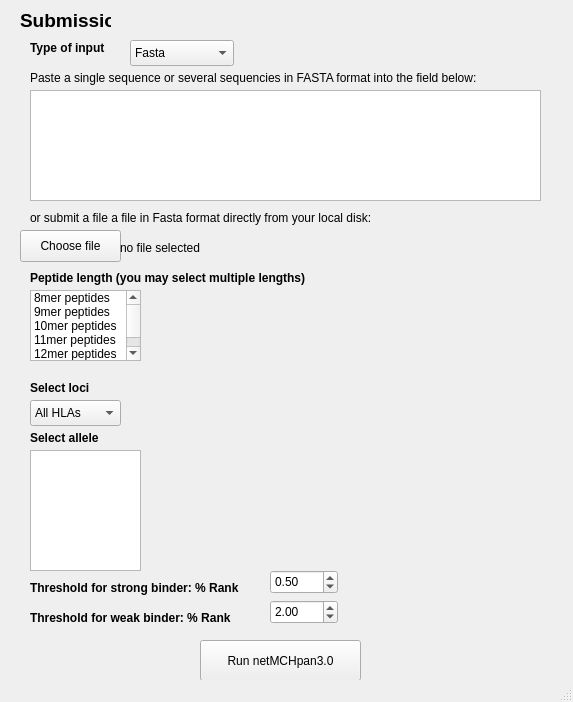
Qt form mainwindow.ui (thmourikis/pyBind) before a commit.
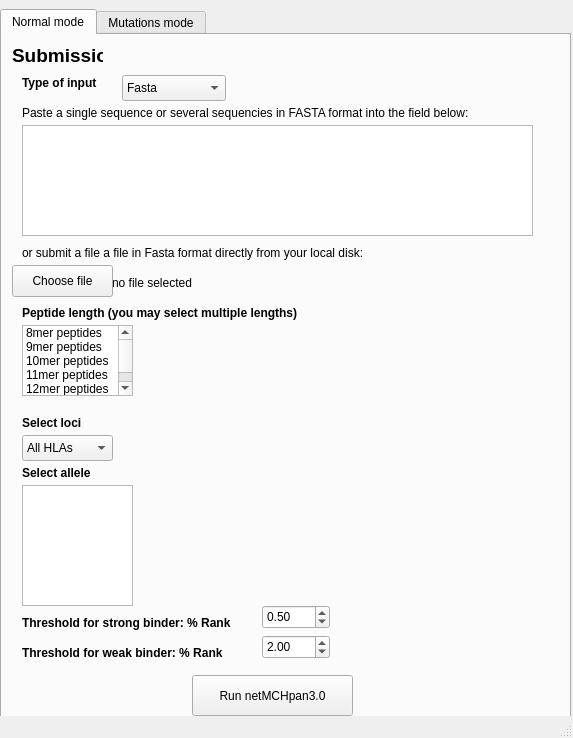
The same form after that commit.

```diff
--- a/mainwindow.ui
+++ b/mainwindow.ui
@@ -7,7 +7,7 @@
     <x>0</x>
     <y>0</y>
     <width>573</width>
-    <height>702</height>
+    <height>738</height>
    </rect>
   </property>
   <property name="acceptDrops">
@@ -17,159 +17,49 @@
    <string>pyBind</string>
   </property>
   <widget class="QWidget" name="centralWidget">
-   <widget class="QLabel" name="label">
+   <widget class="QTabWidget" name="tabWidget">
     <property name="geometry">
      <rect>
-      <x>20</x>
-      <y>10</y>
-      <width>91</width>
-      <height>20</height>
+      <x>0</x>
+      <y>9</y>
+      <width>571</width>
+      <height>711</height>
      </rect>
     </property>
-    <property name="font">
-     <font>
-      <family>Arial</family>
-      <pointsize>14</pointsize>
-      <weight>75</weight>
-      <bold>true</bold>
-     </font>
+    <property name="currentIndex">
+     <number>0</number>
     </property>
-    <property name="text">
-     <string>Submission</string>
-    </property>
-   </widget>
-   <widget class="QLabel" name="label_2">
-    <property name="geometry">
-     <rect>
-      <x>30</x>
-      <y>40</y>
-      <width>101</width>
-      <height>16</height>
-     </rect>
-    </property>
-    <property name="font">
-     <font>
-      <family>Arial</family>
-      <weight>75</weight>
-      <bold>true</bold>
-     </font>
-    </property>
-    <property name="text">
-     <string>Type of input</string>
-    </property>
-   </widget>
-   <widget class="QComboBox" name="inputType">
-    <property name="geometry">
-     <rect>
-      <x>130</x>
-      <y>40</y>
-      <width>104</width>
-      <height>26</height>
-     </rect>
-    </property>
-    <item>
-     <property name="text">
-      <string>Fasta</string>
-     </property>
-    </item>
-    <item>
-     <property name="text">
-      <string>Peptide</string>
-     </property>
-    </item>
-   </widget>
-   <widget class="QLabel" name="label_3">
-    <property name="geometry">
-     <rect>
-      <x>30</x>
-      <y>70</y>
-      <width>541</width>
-      <height>16</height>
-     </rect>
-    </property>
-    <property name="text">
-     <string>Paste a single sequence or several sequencies in FASTA format into the field below:</string>
-    </property>
-   </widget>
+    <widget class="QWidget" name="tab_1">
+     <attribute name="title">
+      <string>Normal mode</string>
+     </attribute>
    <widget class="QPlainTextEdit" name="inputText">
     <property name="geometry">
      <rect>
-      <x>30</x>
+        <x>20</x>
       <y>90</y>
       <width>511</width>
       <height>111</height>
      </rect>
     </property>
    </widget>
-   <widget class="QLabel" name="label_4">
-    <property name="geometry">
-     <rect>
-      <x>30</x>
-      <y>210</y>
-      <width>401</width>
-      <height>16</height>
-     </rect>
-    </property>
-    <property name="text">
-     <string>or submit a file a file in Fasta format directly from your local disk:</string>
-    </property>
-   </widget>
-   <widget class="QPushButton" name="inputFile">
+     <widget class="QListWidget" name="inputHLAallele">
     <property name="geometry">
      <rect>
       <x>20</x>
-      <y>230</y>
-      <width>101</width>
-      <height>32</height>
-     </rect>
-    </property>
-    <property name="text">
-     <string>Choose file</string>
-    </property>
-    <property name="autoDefault">
-     <bool>true</bool>
-    </property>
-    <property name="default">
-     <bool>false</bool>
-    </property>
-   </widget>
-   <widget class="QLabel" name="label_5">
-    <property name="geometry">
-     <rect>
-      <x>120</x>
-      <y>240</y>
-      <width>93</width>
-      <height>16</height>
-     </rect>
-    </property>
-    <property name="text">
-     <string>no file selected</string>
-    </property>
-   </widget>
-   <widget class="QLabel" name="label_6">
-    <property name="geometry">
-     <rect>
-      <x>30</x>
-      <y>270</y>
-      <width>341</width>
-      <height>16</height>
-     </rect>
-    </property>
-    <property name="font">
-     <font>
-      <family>Arial</family>
-      <weight>75</weight>
-      <bold>true</bold>
-     </font>
-    </property>
-    <property name="text">
-     <string>Peptide length (you may select multiple lengths)</string>
+        <y>450</y>
+        <width>111</width>
+        <height>121</height>
+       </rect>
+      </property>
+      <property name="selectionMode">
+       <enum>QAbstractItemView::ExtendedSelection</enum>
     </property>
    </widget>
    <widget class="QListWidget" name="inputMers">
     <property name="geometry">
      <rect>
-      <x>30</x>
+        <x>20</x>
       <y>290</y>
       <width>111</width>
       <height>71</height>
@@ -204,10 +94,132 @@
      </property>
     </item>
    </widget>
+     <widget class="QLabel" name="label_9">
+      <property name="geometry">
+       <rect>
+        <x>20</x>
+        <y>580</y>
+        <width>231</width>
+        <height>16</height>
+       </rect>
+      </property>
+      <property name="font">
+       <font>
+        <family>Arial</family>
+        <weight>75</weight>
+        <bold>true</bold>
+       </font>
+      </property>
+      <property name="text">
+       <string>Threshold for strong binder: % Rank</string>
+      </property>
+     </widget>
+     <widget class="QDoubleSpinBox" name="thresholdWeak">
+      <property name="geometry">
+       <rect>
+        <x>260</x>
+        <y>600</y>
+        <width>68</width>
+        <height>24</height>
+       </rect>
+      </property>
+      <property name="singleStep">
+       <double>0.010000000000000</double>
+      </property>
+      <property name="value">
+       <double>2.000000000000000</double>
+      </property>
+     </widget>
+     <widget class="QLabel" name="label_5">
+      <property name="geometry">
+       <rect>
+        <x>110</x>
+        <y>240</y>
+        <width>93</width>
+        <height>16</height>
+       </rect>
+      </property>
+      <property name="text">
+       <string>no file selected</string>
+      </property>
+     </widget>
+     <widget class="QLabel" name="label_10">
+      <property name="geometry">
+       <rect>
+        <x>20</x>
+        <y>610</y>
+        <width>231</width>
+        <height>16</height>
+       </rect>
+      </property>
+      <property name="font">
+       <font>
+        <family>Arial</family>
+        <weight>75</weight>
+        <bold>true</bold>
+       </font>
+      </property>
+      <property name="text">
+       <string>Threshold for weak binder: % Rank</string>
+      </property>
+     </widget>
+     <widget class="QLabel" name="label_2">
+      <property name="geometry">
+       <rect>
+        <x>20</x>
+        <y>40</y>
+        <width>101</width>
+        <height>16</height>
+       </rect>
+      </property>
+      <property name="font">
+       <font>
+        <family>Arial</family>
+        <weight>75</weight>
+        <bold>true</bold>
+       </font>
+      </property>
+      <property name="text">
+       <string>Type of input</string>
+      </property>
+     </widget>
+     <widget class="QLabel" name="label_6">
+      <property name="geometry">
+       <rect>
+        <x>20</x>
+        <y>270</y>
+        <width>341</width>
+        <height>16</height>
+       </rect>
+      </property>
+      <property name="font">
+       <font>
+        <family>Arial</family>
+        <weight>75</weight>
+        <bold>true</bold>
+       </font>
+      </property>
+      <property name="text">
+       <string>Peptide length (you may select multiple lengths)</string>
+      </property>
+     </widget>
+     <widget class="QPushButton" name="runbtn">
+      <property name="geometry">
+       <rect>
+        <x>190</x>
+        <y>640</y>
+        <width>161</width>
+        <height>41</height>
+       </rect>
+      </property>
+      <property name="text">
+       <string>Run netMCHpan3.0</string>
+      </property>
+     </widget>
    <widget class="QLabel" name="label_7">
     <property name="geometry">
      <rect>
-      <x>30</x>
+        <x>20</x>
       <y>380</y>
       <width>71</width>
       <height>16</height>
@@ -224,10 +236,89 @@
      <string>Select loci</string>
     </property>
    </widget>
+     <widget class="QComboBox" name="inputType">
+      <property name="geometry">
+       <rect>
+        <x>120</x>
+        <y>40</y>
+        <width>104</width>
+        <height>26</height>
+       </rect>
+      </property>
+      <item>
+       <property name="text">
+        <string>Fasta</string>
+       </property>
+      </item>
+      <item>
+       <property name="text">
+        <string>Peptide</string>
+       </property>
+      </item>
+     </widget>
+     <widget class="QLabel" name="label">
+      <property name="geometry">
+       <rect>
+        <x>10</x>
+        <y>10</y>
+        <width>91</width>
+        <height>20</height>
+       </rect>
+      </property>
+      <property name="font">
+       <font>
+        <family>Arial</family>
+        <pointsize>14</pointsize>
+        <weight>75</weight>
+        <bold>true</bold>
+       </font>
+      </property>
+      <property name="text">
+       <string>Submission</string>
+      </property>
+     </widget>
+     <widget class="QPushButton" name="inputFile">
+      <property name="geometry">
+       <rect>
+        <x>10</x>
+        <y>230</y>
+        <width>101</width>
+        <height>32</height>
+       </rect>
+      </property>
+      <property name="text">
+       <string>Choose file</string>
+      </property>
+      <property name="autoDefault">
+       <bool>true</bool>
+      </property>
+      <property name="default">
+       <bool>false</bool>
+      </property>
+     </widget>
+     <widget class="QDoubleSpinBox" name="thresholdStrong">
+      <property name="enabled">
+       <bool>true</bool>
+      </property>
+      <property name="geometry">
+       <rect>
+        <x>260</x>
+        <y>570</y>
+        <width>68</width>
+        <height>24</height>
+       </rect>
+      </property>
+      <property name="singleStep">
+       <double>0.010000000000000</double>
+      </property>
+      <property name="value">
+       <double>0.500000000000000</double>
+      </property>
+     </widget>
    <widget class="QComboBox" name="inputHLACategory">
     <property name="geometry">
      <rect>
-      <x>30</x>
+        <x>20</x>
       <y>400</y>
       <width>91</width>
       <height>26</height>
@@ -259,10 +350,23 @@
      </property>
     </item>
    </widget>
+     <widget class="QLabel" name="label_3">
+      <property name="geometry">
+       <rect>
+        <x>20</x>
+        <y>70</y>
+        <width>541</width>
+        <height>16</height>
+       </rect>
+      </property>
+      <property name="text">
+       <string>Paste a single sequence or several sequencies in FASTA format into the field below:</string>
+      </property>
+     </widget>
    <widget class="QLabel" name="label_8">
     <property name="geometry">
      <rect>
-      <x>30</x>
+        <x>20</x>
       <y>430</y>
       <width>81</width>
       <height>16</height>
@@ -279,106 +383,25 @@
      <string>Select allele</string>
     </property>
    </widget>
-   <widget class="QListWidget" name="inputHLAallele">
+     <widget class="QLabel" name="label_4">
     <property name="geometry">
      <rect>
-      <x>30</x>
-      <y>450</y>
-      <width>111</width>
-      <height>121</height>
-     </rect>
-    </property>
-    <property name="selectionMode">
-     <enum>QAbstractItemView::ExtendedSelection</enum>
-    </property>
-   </widget>
-   <widget class="QLabel" name="label_9">
-    <property name="geometry">
-     <rect>
-      <x>30</x>
-      <y>580</y>
-      <width>231</width>
+        <x>20</x>
+        <y>210</y>
+        <width>401</width>
       <height>16</height>
      </rect>
     </property>
-    <property name="font">
-     <font>
-      <family>Arial</family>
-      <weight>75</weight>
-      <bold>true</bold>
-     </font>
-    </property>
     <property name="text">
-     <string>Threshold for strong binder: % Rank</string>
-    </property>
-   </widget>
-   <widget class="QLabel" name="label_10">
-    <property name="geometry">
-     <rect>
-      <x>30</x>
-      <y>610</y>
-      <width>231</width>
-      <height>16</height>
-     </rect>
-    </property>
-    <property name="font">
-     <font>
-      <family>Arial</family>
-      <weight>75</weight>
-      <bold>true</bold>
-     </font>
-    </property>
-    <property name="text">
-     <string>Threshold for weak binder: % Rank</string>
-    </property>
-   </widget>
-   <widget class="QDoubleSpinBox" name="thresholdStrong">
-    <property name="enabled">
-     <bool>true</bool>
-    </property>
-    <property name="geometry">
-     <rect>
-      <x>270</x>
-      <y>570</y>
-      <width>68</width>
-      <height>24</height>
-     </rect>
-    </property>
-    <property name="singleStep">
-     <double>0.010000000000000</double>
-    </property>
-    <property name="value">
-     <double>0.500000000000000</double>
-    </property>
-   </widget>
-   <widget class="QDoubleSpinBox" name="thresholdWeak">
-    <property name="geometry">
-     <rect>
-      <x>270</x>
-      <y>600</y>
-      <width>68</width>
-      <height>24</height>
-     </rect>
-    </property>
-    <property name="singleStep">
-     <double>0.010000000000000</double>
-    </property>
-    <property name="value">
-     <double>2.000000000000000</double>
-    </property>
-   </widget>
-   <widget class="QPushButton" name="runbtn">
-    <property name="geometry">
-     <rect>
-      <x>200</x>
-      <y>640</y>
-      <width>161</width>
-      <height>41</height>
-     </rect>
-    </property>
-    <property name="text">
-     <string>Run netMCHpan3.0</string>
-    </property>
+       <string>or submit a file a file in Fasta format directly from your local disk:</string>
+      </property>
+     </widget>
+    </widget>
+    <widget class="QWidget" name="tab_2">
+     <attribute name="title">
+      <string>Mutations mode</string>
+     </attribute>
+    </widget>
    </widget>
   </widget>
   <widget class="QStatusBar" name="statusBar"/>
```
Lines whose indentation alone changed are shown as unchanged.
